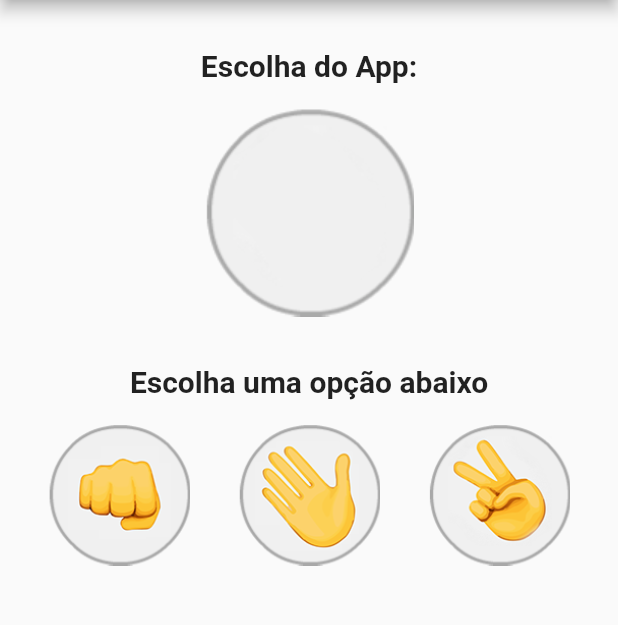
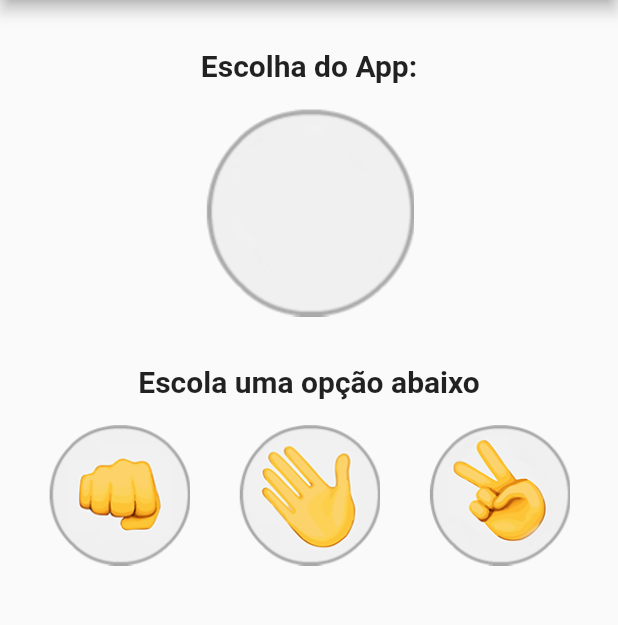
Before and after one commit to jmslip/Jokenpo, a Flutter app: the screen it shows after launch, on a phone screen of 412 x 824 dp, the part 84-709 px from its top. Run offline on Flutter 3.47's test engine with Material 2 defaults, Android fonts, the phone set to English and light mode, and no system bars.

Commit message:
Jogo finalizado

```diff
--- a/lib/Game.dart
+++ b/lib/Game.dart
@@ -1,6 +1,6 @@
 import 'dart:math';
-
 import 'package:flutter/material.dart';
+import 'package:jokenpo/JokenPoEnum.dart';
 
 class Game extends StatefulWidget {
   @override
@@ -9,27 +9,91 @@ class Game extends StatefulWidget {
 
 class _GameState extends State<Game> {
   var _title = "JokenPo";
-  Map<String, String> _imagesPath = Map();
-  var _computer = "padrao";
+
+  Map<int, String> _imagesPath = Map();
+  var _computer = JokenPoEnum.PADRAO.index;
+
+  List _textResultList = List();
+  var _textResult = 3; // Valor padrao
+
+  var _userChoise;
 
   void initialize() {
+    configTextResult();
     configImagesPath();
   }
 
-  void configImagesPath() {
-    _imagesPath["pedra"] = "images/pedra.png";
-    _imagesPath["papel"] = "images/papel.png";
-    _imagesPath["tesoura"] = "images/tesoura.png";
-    _imagesPath["padrao"] = "images/padrao.png";
+  void configTextResult() {
+    setState(() {
+      _textResultList.insert(0, "Você venceu! :)");
+      _textResultList.insert(1, "Você perdeu :(");
+      _textResultList.insert(2, "Empatou!");
+      _textResultList.insert(3, "Escola uma opção abaixo");
+    });
   }
 
-  String getImagePath(String key) {
-    return _imagesPath[key];
+  void configImagesPath() {
+    setState(() {
+      _imagesPath[0] = "images/pedra.png";
+      _imagesPath[1] = "images/papel.png";
+      _imagesPath[2] = "images/tesoura.png";
+      _imagesPath[3] = "images/padrao.png";
+    });
   }
 
-  void iaComputador() {
-    var numberRandom = Random().nextInt(max)
+  String getImagePath(int key) {
+    if (_imagesPath != null) {
+      return _imagesPath[key];
+    } else {
+      return "images/padrao.png";
+    }
+
   }
+
+  void iaComputer(int userChoise) {
+    var numberRandom = Random().nextInt(_imagesPath.length - 1);
+    setState(() {
+      _computer = numberRandom;
+      _userChoise = userChoise;
+      _textResult = calculateResult();
+    });
+  }
+
+  String getTextResult(int key) {
+    return _textResultList.elementAt(key);
+  }
+
+  int calculateResult() {
+    if (_userChoise == _computer) {
+      return 2;
+    } else if (_userChoise == JokenPoEnum.PEDRA.index) {
+      if (_computer == JokenPoEnum.TESOURA.index) {
+        return 0;
+      } else {
+        return 1;
+      }
+    } else if (_userChoise == JokenPoEnum.PAPEL.index) {
+      if (_computer == JokenPoEnum.PEDRA.index) {
+        return 0;
+      } else {
+        return 1;
+      }
+    } else {
+      if (_computer == JokenPoEnum.PAPEL.index) {
+        return 0;
+      } else {
+        return 1;
+      }
+    }
+  }
+
+  /*
+  Pedra = 0 ; Papel = 1 ; tesoura = 2
+  Pedra + tesoura
+  Tesoura + papel
+  Papel + pedra
+
+   */
 
   @override
   Widget build(BuildContext context) {
@@ -59,7 +123,7 @@ class _GameState extends State<Game> {
               Padding(
                   padding: EdgeInsets.only(top: 32, bottom: 16),
                   child: Text(
-                      "Escolha uma opção abaixo",
+                      getTextResult(_textResult),
                       textAlign: TextAlign.center,
                       style: TextStyle(
                           fontSize: 20,
@@ -71,11 +135,17 @@ class _GameState extends State<Game> {
                 mainAxisAlignment: MainAxisAlignment.spaceEvenly,
                 children: <Widget>[
                   GestureDetector(
-                    onTap: (){print(getImagePath("padrao"));},
-                    child: Image.asset(getImagePath("pedra"), height: 95,),
+                    onTap: () => iaComputer(JokenPoEnum.PEDRA.index),
+                    child: Image.asset(getImagePath(JokenPoEnum.PEDRA.index), height: 95,),
                   ),
-                  Image.asset("images/papel.png", height: 95,),
-                  Image.asset("images/tesoura.png", height: 95,)
+                  GestureDetector(
+                    onTap: () => iaComputer(JokenPoEnum.PAPEL.index),
+                    child: Image.asset(getImagePath(JokenPoEnum.PAPEL.index), height: 95,),
+                  ),
+                  GestureDetector(
+                    onTap: () => iaComputer(JokenPoEnum.TESOURA.index),
+                    child: Image.asset(getImagePath(JokenPoEnum.TESOURA.index), height: 95,)
+                  ),
                 ],
               )
             ],
--- /dev/null
+++ b/lib/JokenPoEnum.dart
@@ -0,0 +1,6 @@
+enum JokenPoEnum {
+  PEDRA,
+  PAPEL,
+  TESOURA,
+  PADRAO
+}
```
Also changed, not shown: lib/jokenPoEnum.dart (deleted).
